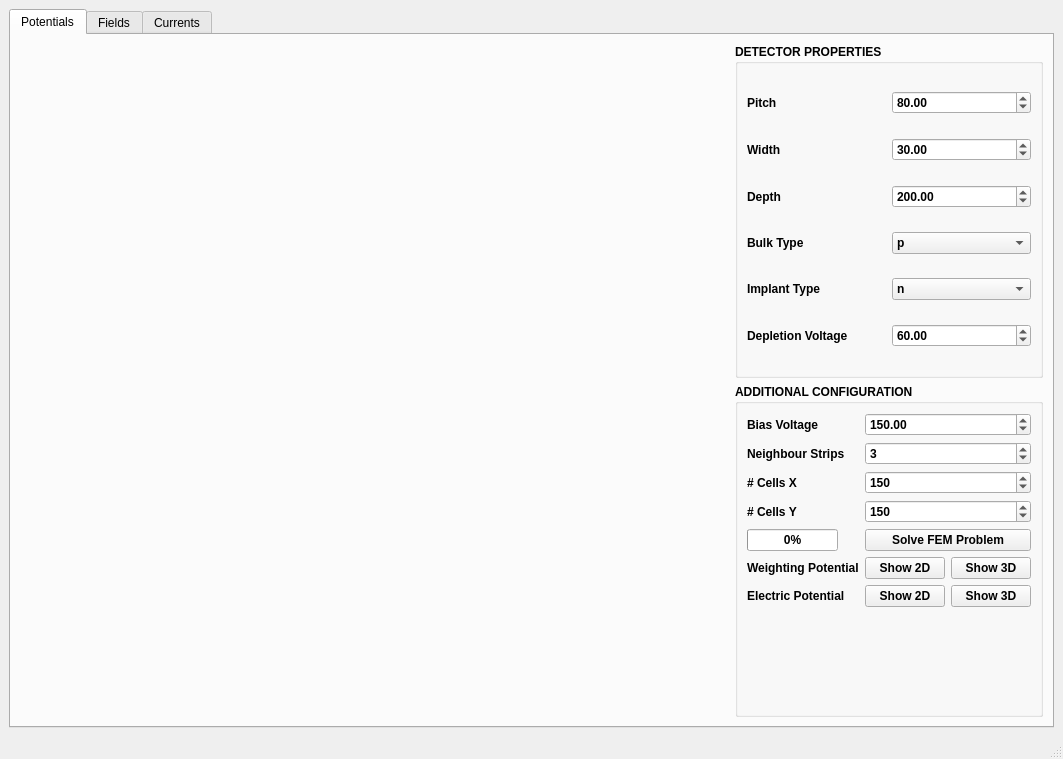
Qt form src/mainWindow.ui (IFCA-HEP/TRACS) before a commit.
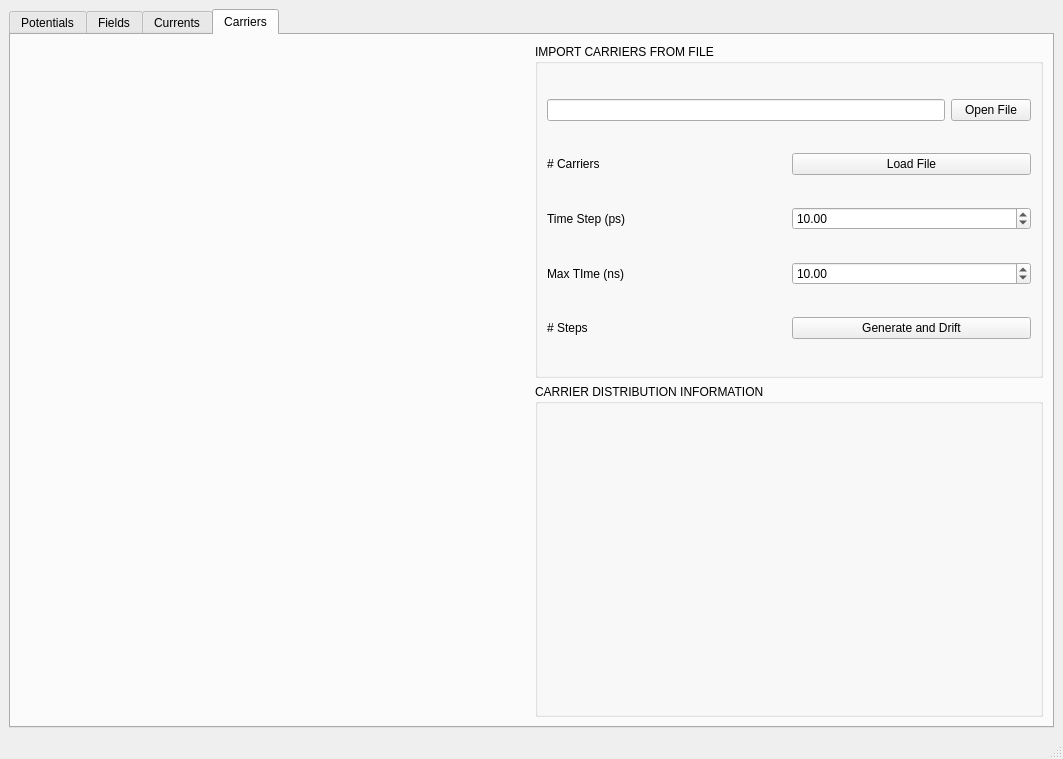
The same form after that commit. The open tabs and pages were chosen to show the change. Custom widgets are drawn as their Qt base class.

Commit message: Add tab for arbitrary carrier distribution from file

The edit to the form file:
```diff
--- a/src/mainWindow.ui
+++ b/src/mainWindow.ui
@@ -1015,6 +1015,154 @@
         </item>
        </layout>
       </widget>
+      <widget class="QWidget" name="carriers_tab">
+       <attribute name="title">
+        <string>Carriers</string>
+       </attribute>
+       <layout class="QHBoxLayout" name="horizontalLayout">
+        <item>
+         <layout class="QVBoxLayout" name="carrier_tab_plots">
+          <item>
+           <widget class="QCustomPlot" name="gen_carrier_map_qcp" native="true">
+            <property name="sizePolicy">
+             <sizepolicy hsizetype="Expanding" vsizetype="Expanding">
+              <horstretch>0</horstretch>
+              <verstretch>0</verstretch>
+             </sizepolicy>
+            </property>
+            <zorder>gen_carrier_curr_qcp</zorder>
+            <zorder>gen_carrier_curr_qcp</zorder>
+           </widget>
+          </item>
+          <item>
+           <widget class="QCustomPlot" name="gen_carrier_curr_qcp" native="true">
+            <property name="sizePolicy">
+             <sizepolicy hsizetype="Expanding" vsizetype="Expanding">
+              <horstretch>0</horstretch>
+              <verstretch>0</verstretch>
+             </sizepolicy>
+            </property>
+            <property name="minimumSize">
+             <size>
+              <width>300</width>
+              <height>0</height>
+             </size>
+            </property>
+           </widget>
+          </item>
+         </layout>
+        </item>
+        <item>
+         <layout class="QVBoxLayout" name="verticalLayout_5">
+          <item>
+           <widget class="QGroupBox" name="groupBox">
+            <property name="title">
+             <string>IMPORT CARRIERS FROM FILE</string>
+            </property>
+            <layout class="QVBoxLayout" name="verticalLayout_7">
+             <item>
+              <layout class="QHBoxLayout" name="filename_layout">
+               <item>
+                <widget class="QLineEdit" name="filename_display"/>
+               </item>
+               <item>
+                <widget class="QPushButton" name="open_carriers_file">
+                 <property name="text">
+                  <string>Open File</string>
+                 </property>
+                </widget>
+               </item>
+              </layout>
+             </item>
+             <item>
+              <layout class="QHBoxLayout" name="horizontalLayout_10">
+               <item>
+                <widget class="QLabel" name="label_17">
+                 <property name="text">
+                  <string># Carriers</string>
+                 </property>
+                </widget>
+               </item>
+               <item>
+                <widget class="QPushButton" name="load_carriers_button">
+                 <property name="text">
+                  <string>Load File</string>
+                 </property>
+                </widget>
+               </item>
+              </layout>
+             </item>
+             <item>
+              <layout class="QHBoxLayout" name="horizontalLayout_3">
+               <item>
+                <widget class="QLabel" name="s_carrier_time_step_label_3">
+                 <property name="text">
+                  <string>Time Step (ps)</string>
+                 </property>
+                </widget>
+               </item>
+               <item>
+                <widget class="QDoubleSpinBox" name="a_carrier_time_step_box">
+                 <property name="maximum">
+                  <double>10000.000000000000000</double>
+                 </property>
+                 <property name="value">
+                  <double>10.000000000000000</double>
+                 </property>
+                </widget>
+               </item>
+              </layout>
+             </item>
+             <item>
+              <layout class="QHBoxLayout" name="horizontalLayout_4">
+               <item>
+                <widget class="QLabel" name="s_carrier_max_time_label_3">
+                 <property name="text">
+                  <string>Max TIme (ns)</string>
+                 </property>
+                </widget>
+               </item>
+               <item>
+                <widget class="QDoubleSpinBox" name="a_carrier_max_time_box">
+                 <property name="value">
+                  <double>10.000000000000000</double>
+                 </property>
+                </widget>
+               </item>
+              </layout>
+             </item>
+             <item>
+              <layout class="QHBoxLayout" name="horizontalLayout_9">
+               <item>
+                <widget class="QLabel" name="s_carrier_n_steps_label_3">
+                 <property name="text">
+                  <string># Steps</string>
+                 </property>
+                </widget>
+               </item>
+               <item>
+                <widget class="QPushButton" name="a_carrier_drift_button">
+                 <property name="text">
+                  <string>Generate and Drift</string>
+                 </property>
+                </widget>
+               </item>
+              </layout>
+             </item>
+            </layout>
+           </widget>
+          </item>
+          <item>
+           <widget class="QGroupBox" name="groupBox_3">
+            <property name="title">
+             <string>CARRIER DISTRIBUTION INFORMATION</string>
+            </property>
+           </widget>
+          </item>
+         </layout>
+        </item>
+       </layout>
+      </widget>
      </widget>
     </item>
    </layout>
```
The commit also changes 7 other files.
